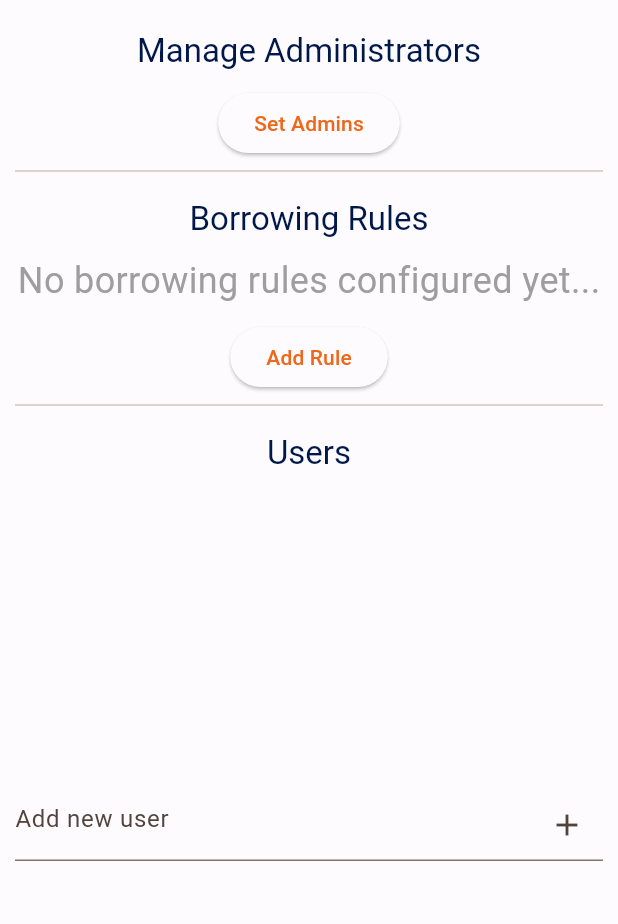
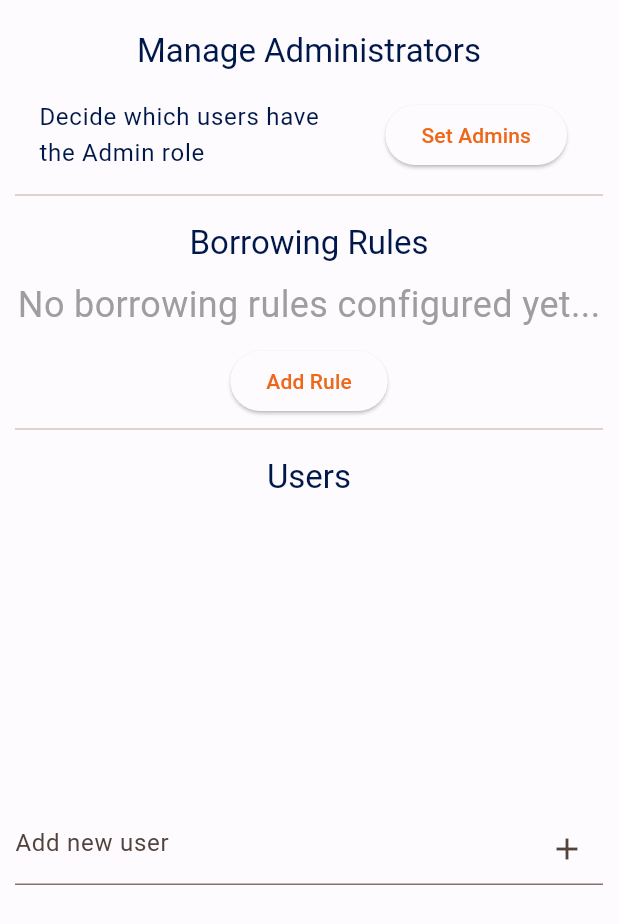
Before and after one commit to vehikl/spare-parts, a Flutter app: the SettingsView widget shown alone on an empty page, opened directly, on a phone screen of 412 x 824 dp. Shown: the top 924 px of the screen. Run offline on Flutter 3.47's test engine with Material 2 defaults, Android fonts, the phone set to English and light mode, and no system bars; our stand-ins replace cloud_firestore, cloud_functions, firebase_auth, firebase_core, flutter_animate, google_sign_in and 1 more; missing offline and left inert: mobile_scanner, mockito; accounts and stored records are empty; generated files the repository leaves out were written again; network calls fail.

Commit message:
Style settings page

```diff
--- a/lib/pages/home_page/settings_view/set_admins_button.dart
+++ b/lib/pages/home_page/settings_view/set_admins_button.dart
@@ -71,15 +71,19 @@ class _SetAdminsButtonState extends State<SetAdminsButton> {
 
   @override
   Widget build(BuildContext context) {
-    if (_loading) return CircularProgressIndicator();
-
     return Column(
       children: [
         TitleText('Manage Administrators'),
-        ElevatedButton(
-          onPressed: () => _handleSetAdmins(context),
-          child: Text('Set Admins'),
-        ),
+        if (_loading)
+          Center(child: CircularProgressIndicator())
+        else
+          ListTile(
+            title: Text('Decide which users have the Admin role'),
+            trailing: ElevatedButton(
+              onPressed: () => _handleSetAdmins(context),
+              child: Text('Set Admins'),
+            ),
+          ),
       ],
     );
   }
--- a/lib/pages/home_page/settings_view/settings_view.dart
+++ b/lib/pages/home_page/settings_view/settings_view.dart
@@ -26,7 +26,8 @@ class SettingsView extends StatelessWidget {
           vertical: 10,
           horizontal: _getPadding(context, layout),
         ),
-        child: Column(
+        child: ListView(
+          shrinkWrap: true,
           children: [
             SetAdminsButton(),
             Divider(),
```
